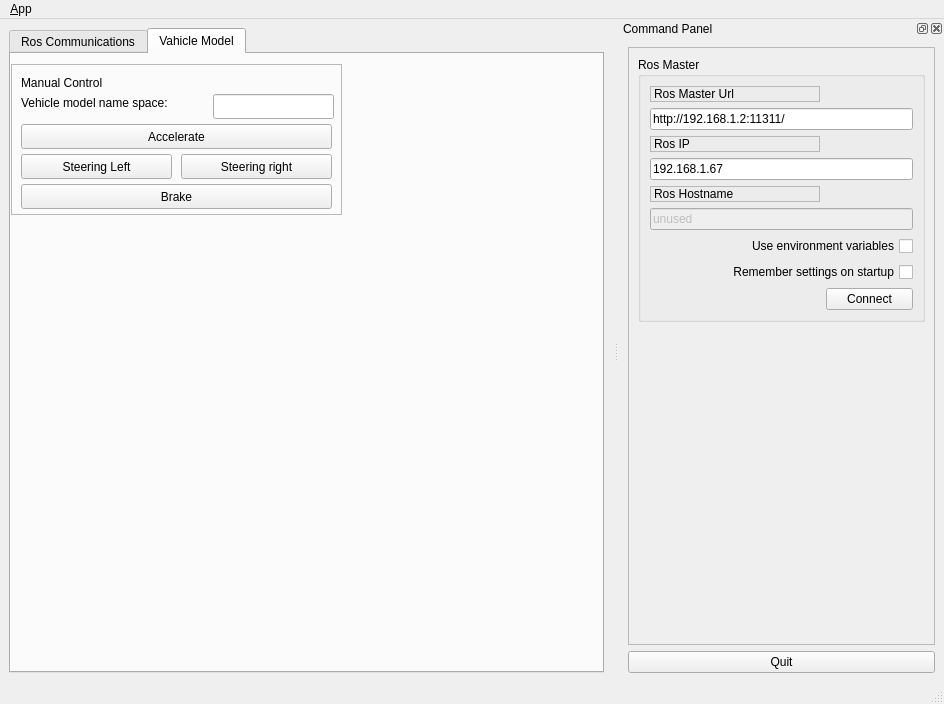
Qt form src/cavpsim_gui/ui/main_window.ui (rezaGhahremaninejad/CAVPsim) before a commit.
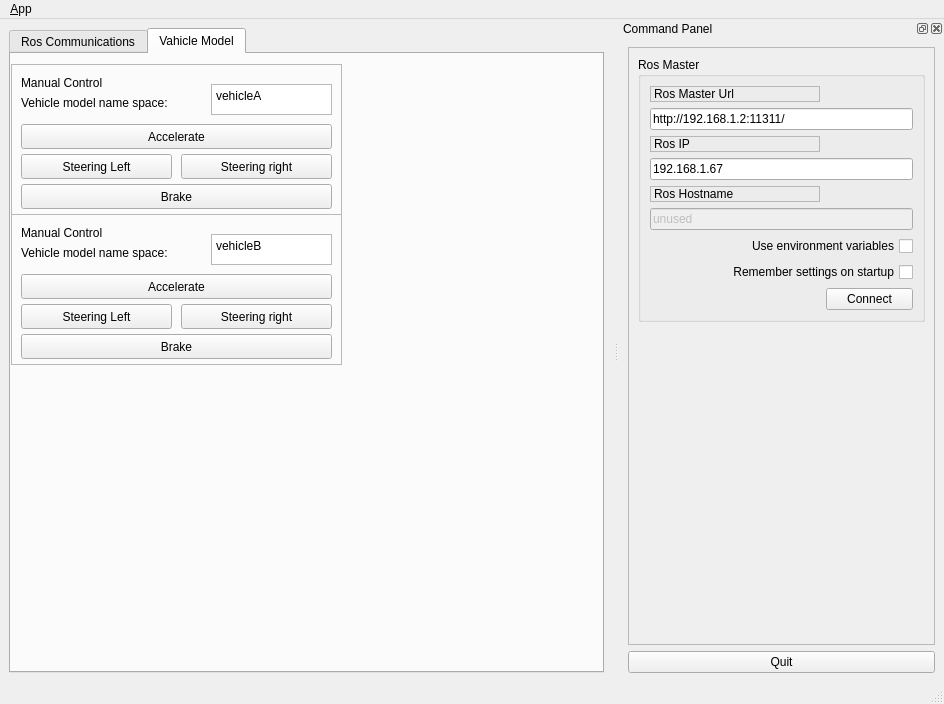
The same form after that commit. Icons and pictures are not drawn.

The edit to the form file:
```diff
--- a/src/cavpsim_gui/ui/main_window.ui
+++ b/src/cavpsim_gui/ui/main_window.ui
@@ -158,15 +158,125 @@
           <string>Vehicle model name space:</string>
          </property>
         </widget>
-        <widget class="QLineEdit" name="vehicle_model_ns_val">
+        <widget class="QPlainTextEdit" name="vehicle_model_ns_val">
          <property name="geometry">
           <rect>
-           <x>202</x>
+           <x>200</x>
+           <y>20</y>
+           <width>121</width>
+           <height>31</height>
+          </rect>
+         </property>
+         <property name="plainText">
+          <string>vehicleA</string>
+         </property>
+        </widget>
+       </widget>
+       <widget class="QFrame" name="frame_3">
+        <property name="geometry">
+         <rect>
+          <x>0</x>
+          <y>160</y>
+          <width>331</width>
+          <height>151</height>
+         </rect>
+        </property>
+        <property name="frameShape">
+         <enum>QFrame::StyledPanel</enum>
+        </property>
+        <property name="frameShadow">
+         <enum>QFrame::Raised</enum>
+        </property>
+        <widget class="QPushButton" name="vehicleB_manual_steering_left_btn">
+         <property name="geometry">
+          <rect>
+           <x>10</x>
+           <y>90</y>
+           <width>151</width>
+           <height>25</height>
+          </rect>
+         </property>
+         <property name="text">
+          <string>Steering Left</string>
+         </property>
+        </widget>
+        <widget class="QPushButton" name="vehicleB_manual_steering_right_btn">
+         <property name="geometry">
+          <rect>
+           <x>170</x>
+           <y>90</y>
+           <width>151</width>
+           <height>25</height>
+          </rect>
+         </property>
+         <property name="text">
+          <string>Steering right</string>
+         </property>
+        </widget>
+        <widget class="QPushButton" name="vehicleB_manual_brake_btn">
+         <property name="geometry">
+          <rect>
+           <x>10</x>
+           <y>120</y>
+           <width>311</width>
+           <height>25</height>
+          </rect>
+         </property>
+         <property name="text">
+          <string>Brake</string>
+         </property>
+        </widget>
+        <widget class="QPushButton" name="vehicleB_manual_accel_btn">
+         <property name="geometry">
+          <rect>
+           <x>10</x>
+           <y>60</y>
+           <width>311</width>
+           <height>25</height>
+          </rect>
+         </property>
+         <property name="text">
+          <string>Accelerate</string>
+         </property>
+        </widget>
+        <widget class="QLabel" name="label_8">
+         <property name="geometry">
+          <rect>
+           <x>10</x>
+           <y>10</y>
+           <width>111</width>
+           <height>17</height>
+          </rect>
+         </property>
+         <property name="text">
+          <string>Manual Control</string>
+         </property>
+        </widget>
+        <widget class="QLabel" name="label_9">
+         <property name="geometry">
+          <rect>
+           <x>10</x>
            <y>30</y>
+           <width>191</width>
+           <height>17</height>
+          </rect>
+         </property>
+         <property name="text">
+          <string>Vehicle model name space:</string>
+         </property>
+        </widget>
+        <widget class="QPlainTextEdit" name="vehicle_model_ns_val_3">
+         <property name="geometry">
+          <rect>
+           <x>200</x>
+           <y>20</y>
            <width>121</width>
-           <height>25</height>
+           <height>31</height>
           </rect>
          </property>
+         <property name="plainText">
+          <string>vehicleB</string>
+         </property>
         </widget>
        </widget>
       </widget>
```
Left out of the diff: 8 changed lines with no effect on the pictures.
